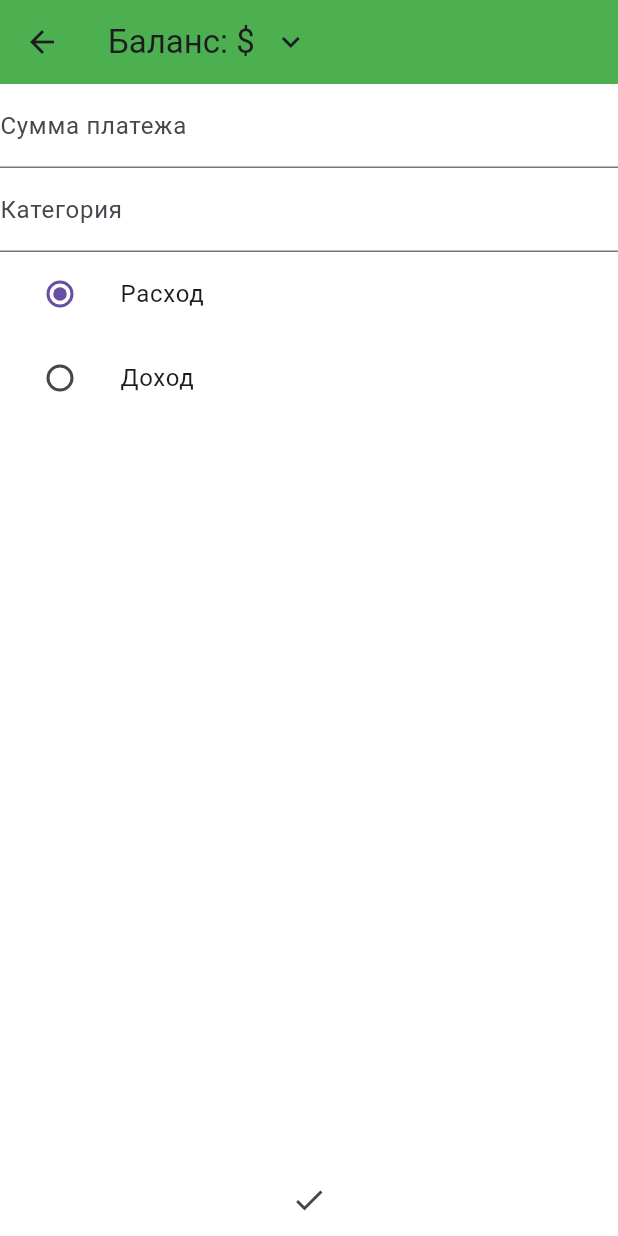
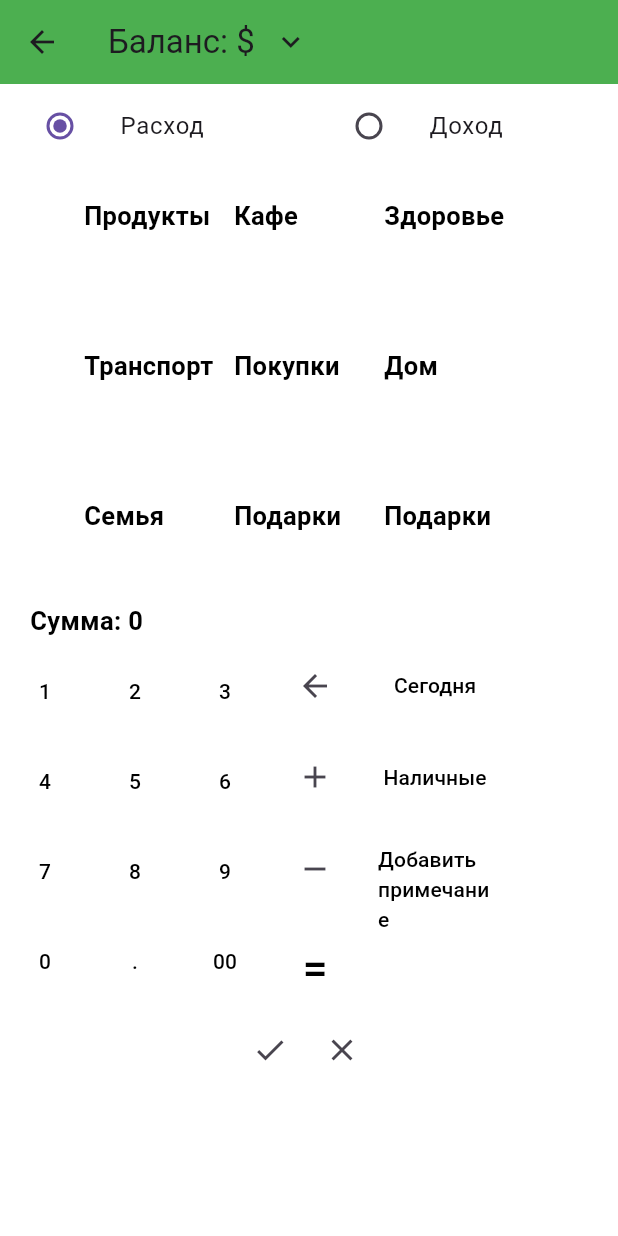
Before and after one commit to SanyaWarvar/Toadstools-Money, a Flutter app: the NewTransactionScreen screen opened by its route, on a phone screen of 412 x 824 dp. Run offline on Flutter 3.47's test engine with Material 3 defaults, Android fonts, the phone set to English and light mode, and no system bars; our stand-ins replace cloud_firestore, device_info_plus, firebase_core; accounts and stored records are empty.

Commit message:
Верстка добавления транзакции

```diff
--- a/lib/main.dart
+++ b/lib/main.dart
@@ -239,7 +239,7 @@ class _NewTransactionScreenState extends State<NewTransactionScreen> {
   String category = "";
   int type = -1;
 
-
+  var keyboard_style = TextStyle(color: Colors.black);
 
   @override
   Widget build(BuildContext context) {
@@ -258,73 +258,143 @@ class _NewTransactionScreenState extends State<NewTransactionScreen> {
           backgroundColor: Colors.green,
         ),
         body: Column(
-            mainAxisAlignment: MainAxisAlignment.spaceBetween,
+          children: [
+            Row(children: [Expanded(child:ListTile(
+                title: Text("Расход"),
+                leading: Radio<int>(value: -1, groupValue: type, onChanged: (int? value) {
+                  setState(() {
+                    type = value!;
+                  });
+                })
+            )),
+              Expanded(child:ListTile(
+                  title: Text("Доход"),
+                  leading: Radio<int>(value: 1, groupValue: type, onChanged: (int? value) {
+                    setState(() {
+                      type = value!;
+                    });
+                  }
+                  )))
+            ]),
+            Padding(padding: EdgeInsets.all(20),
+                child:SizedBox(
+                  width: 300,
+                  height: 250,
+                  child: GridView(
+    gridDelegate: const SliverGridDelegateWithFixedCrossAxisCount(
+    mainAxisSpacing: 0,
+    crossAxisCount: 3,
+    ),
+                    children: const [
+                      Text("Продукты"),
 
-            children:[
+                      Text("Кафе"),
 
-              Column(
-                children: <Widget>[
-                  TextField(
-                      decoration: const InputDecoration(labelText: "Сумма платежа"),
-                      keyboardType: TextInputType.number,
-                      inputFormatters: <TextInputFormatter>[
-                        FilteringTextInputFormatter.digitsOnly
-                      ], // Only numbers can be entered
-                      onChanged: (value) {
+                      Text("Здоровье"),
 
-                        amount = int.parse(value);
-                      }
+                      Text("Транспорт"),
+
+                      Text("Покупки"),
+
+                      Text("Дом"),
+
+                      Text("Семья"),
+
+                      Text("Подарки"),
+
+                      Text("Подарки"),
+
+                    ],
                   ),
-                  TextField(
-                      decoration: const InputDecoration(labelText: "Категория"), //todo кнопки выбора категории
-                      onChanged: (value) {
+                )),
 
-                        category = value;
-                      }
-                  ),
+            Padding(
+                padding: EdgeInsets.only(left: 20),
+                child:Align(alignment: Alignment.centerLeft,
+                    child:Text("Сумма: $amount"))
+            ),
 
+            Align(
+                alignment: Alignment.topLeft, child: SizedBox(
+                width: 350,
+                height: 250,
+                child: Row(
+                    children:[
+                      SizedBox(
+                          width:180,
+                          height: 240,
+                          child:GridView(
+                        gridDelegate: const SliverGridDelegateWithFixedCrossAxisCount(
+                          mainAxisSpacing: 0,
+                          crossAxisCount: 3,
+                        ),
+                        children: [
+                          TextButton(onPressed: (){}, child: Text("1", style: keyboard_style)),
+                          TextButton(onPressed: (){}, child: Text("2", style: keyboard_style)),
+                          TextButton(onPressed: (){}, child: Text("3", style: keyboard_style)),
+                          TextButton(onPressed: (){}, child: Text("4", style: keyboard_style)),
+                          TextButton(onPressed: (){}, child: Text("5", style: keyboard_style)),
+                          TextButton(onPressed: (){}, child: Text("6", style: keyboard_style)),
+                          TextButton(onPressed: (){}, child: Text("7", style: keyboard_style)),
+                          TextButton(onPressed: (){}, child: Text("8", style: keyboard_style)),
+                          TextButton(onPressed: (){}, child: Text("9", style: keyboard_style)),
+                          TextButton(onPressed: (){}, child: Text("0", style: keyboard_style)),
+                          TextButton(onPressed: (){}, child: Text(".", style: keyboard_style)),
+                          TextButton(onPressed: (){}, child: Text("00", style: keyboard_style)),
+                        ],
 
-                  ListTile(
-                      title: const Text("Расход"),
-                      leading: Radio<int>(value: -1, groupValue: type, onChanged: (int? value) {
-                        setState(() {
-                          type = value!;
-                        });
-                      })
-                  ),
-                  ListTile(
-                      title: const Text("Доход"),
-                      leading: Radio<int>(value: 1, groupValue: type, onChanged: (int? value) {
-                        setState(() {
-                          type = value!;
-                        });
-                      }
                       )),
+                      SizedBox(
+                          width: 60,
+                          height: 250,
+                          child: ListView(
+
+                          children: [
+                            SizedBox(height: 7),
+                            IconButton(onPressed: (){}, icon: const Icon(Icons.arrow_back)),
+                            SizedBox(height: 13),
+                            IconButton(onPressed: (){}, icon: const Icon(Icons.add)),
+                            SizedBox(height: 13),
+                            IconButton(onPressed: (){}, icon: const Icon(Icons.remove)),
+                            SizedBox(height: 13),
+                            TextButton(onPressed: (){}, child: const Text("=", style: TextStyle(fontSize: 30, color: Colors.black),))
+                          ]
+
+                      )),
+                      SizedBox(
+                          width: 100,
+                          height: 250,
+                          child: ListView(
+                        children: [
+                          const SizedBox(height: 7),
+                          TextButton(onPressed: (){}, child: Text("Сегодня", style: keyboard_style)),
+                          const SizedBox(height: 13),
+                          TextButton(onPressed: (){}, child: Text("Наличные", style: keyboard_style)),
+                          const SizedBox(height: 13),
+                          TextButton(onPressed: (){}, child: Text("Добавить примечание", style: keyboard_style)),
+
+                        ],
+                      ))
+
+                    ])
+
+            )),
 
 
 
 
+            Align(alignment: Alignment.bottomCenter,child:SizedBox(
+                width: 100,
+                child: Row(
+                    children: [
+                      IconButton(onPressed: (){}, icon: const Icon(Icons.check)),
+                      IconButton(onPressed: (){}, icon: const Icon(Icons.close))
+                    ]
+                )
+            )),
 
-                ],
-
-              ),
-              IconButton(
-                  onPressed: () async {
-
-                    FirebaseFirestore.instance
-                        .collection('transactions')
-                        .add(
-                        {
-                          'userId':_deviceData["androidId"],
-                          'amount': amount,
-                          'category': category,
-                          'type': type
-                        }
-                    );
-                    Navigator.pop(context);
-                  }, icon: const Icon(Icons.check))
-            ]
-        )
+          ],
+        ),
 
 
     );
```
